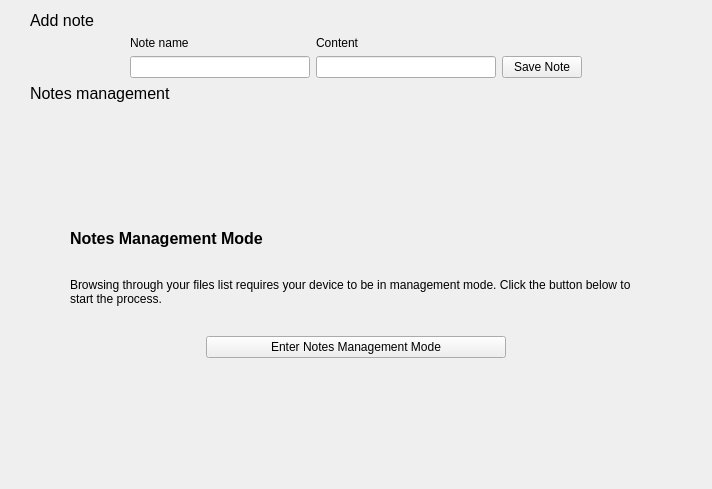
Above: src/NotesManagement.ui from mooltipass/moolticute before the change. Below: the same form after it.
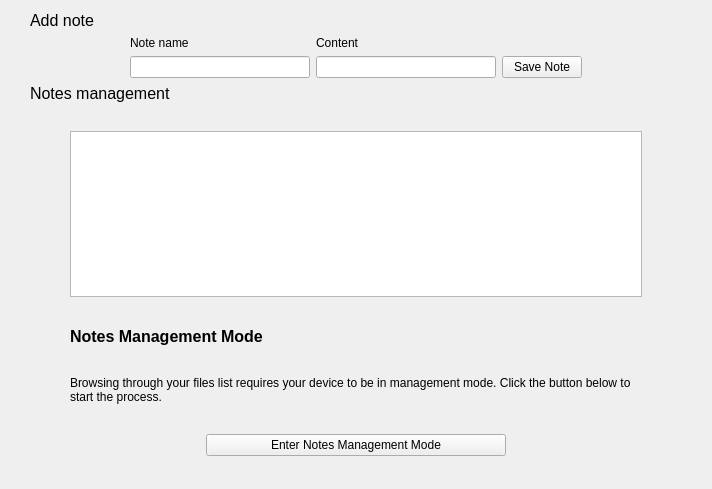
That is the form after the change.

Commit message: [BLE] Implement listing notes on the UI

```diff
--- a/src/NotesManagement.ui
+++ b/src/NotesManagement.ui
@@ -135,6 +135,9 @@
          </property>
         </spacer>
        </item>
+       <item>
+        <widget class="QListWidget" name="listWidgetNotes"/>
+       </item>
        <item>
         <widget class="QLabel" name="labelNotesManagementStack">
          <property name="font">
```
The commit also changes 9 other files.
